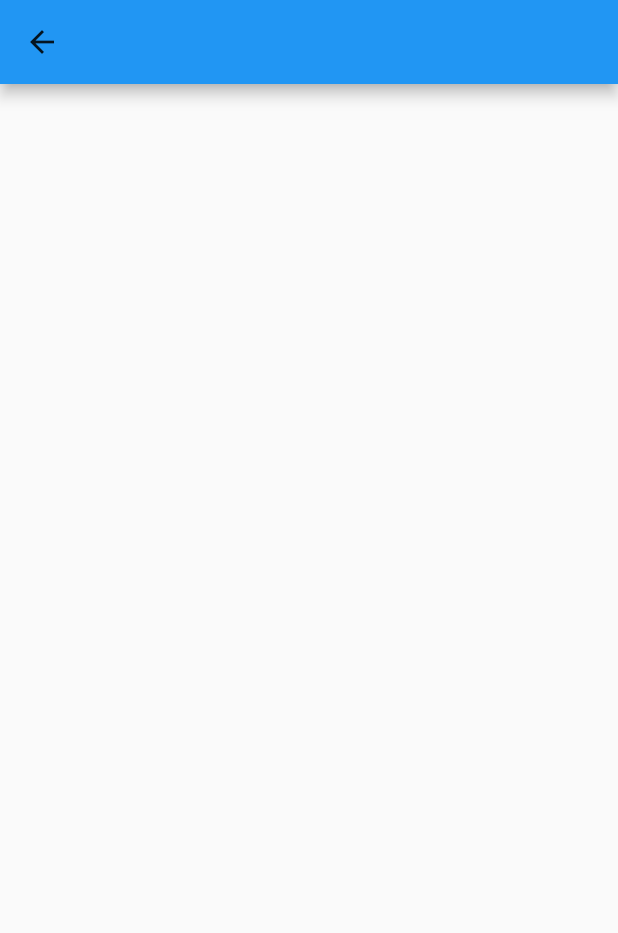
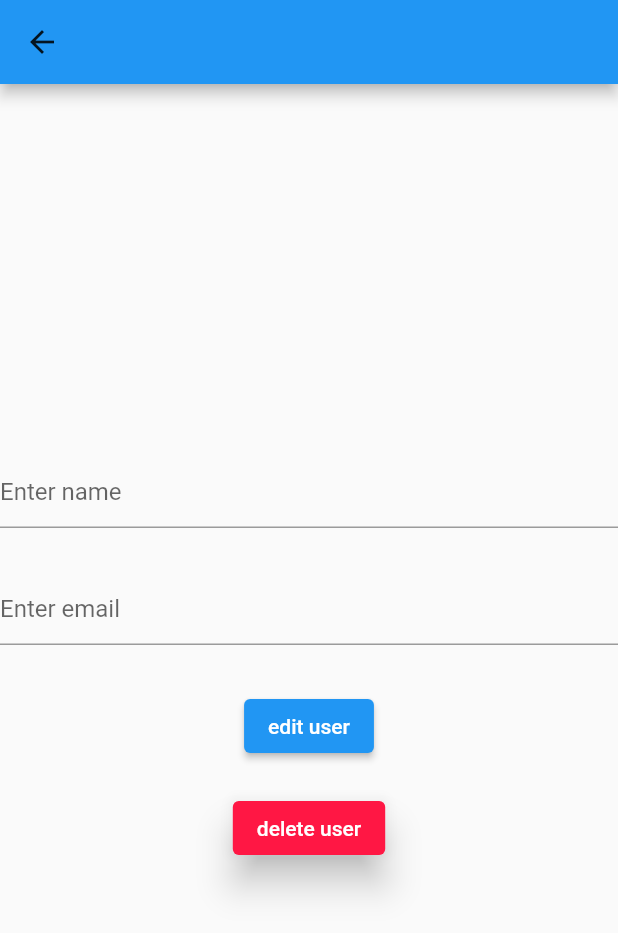
Before and after one commit to soft-blockk/hive-db, a Flutter app: the screen it shows after launch, after a tap on "Show", on a phone screen of 412 x 824 dp. Shown: the top 933 px of the screen. Run offline on Flutter 3.47's test engine with Material 2 defaults, Android fonts, the phone set to English and light mode, and no system bars; our stand-ins replace hive, hive_flutter; accounts and stored records are empty.

Commit message:
added provider

```diff
--- a/lib/main.dart
+++ b/lib/main.dart
@@ -2,10 +2,15 @@ import 'package:flutter/material.dart';
 import './screen/form_screen.dart';
 import 'package:hive/hive.dart';
 import 'package:hive_flutter/hive_flutter.dart';
+import './model/model.dart';
+import 'package:provider/provider.dart';
+import './services/provider.dart';
 
 void main() async {
   WidgetsFlutterBinding.ensureInitialized();
   await Hive.initFlutter();
+  Hive.registerAdapter(usersAdapter());
+  await Hive.openBox<users>('users');
   runApp(MyApp());
 }
 
@@ -14,7 +19,9 @@ class MyApp extends StatelessWidget {
 
   @override
   Widget build(BuildContext context) {
-    return MaterialApp(
+    return ChangeNotifierProvider(
+      create: (context) => saving(),
+      child: MaterialApp(
         title: 'Material App',
         home: Scaffold(
           appBar: AppBar(
@@ -24,6 +31,7 @@ class MyApp extends StatelessWidget {
           ),
           body: FormScreen(),
         ),
+      ),
     );
   }
 }
--- /dev/null
+++ b/lib/model/model.dart
@@ -0,0 +1,13 @@
+import 'package:hive/hive.dart';
+part 'model.g.dart';
+
+@HiveType(typeId: 0)
+
+class users extends HiveObject {
+
+  @HiveField(0)
+  late String email;
+
+  @HiveField(1)
+  late String password;
+}
--- a/lib/screen/display.dart
+++ b/lib/screen/display.dart
@@ -1,24 +1,101 @@
 import 'package:flutter/material.dart';
+import 'package:hive/hive.dart';
+import 'package:hive_app/services/provider.dart';
+import 'package:provider/provider.dart';
+import '../services/provider.dart';
 
-class Display extends StatelessWidget {
-  final String name, email;
-  const Display({required this.name, required this.email});
+class Display extends StatefulWidget {
+  const Display({super.key});
+
+  @override
+  State<Display> createState() => _DisplayState();
+}
+
+class _DisplayState extends State<Display> {
+  final TextEditingController _contName = TextEditingController();
+  final TextEditingController _contEmail = TextEditingController();
+  @override
+  void dispose() {
+    Hive.box('users').close();
+    super.dispose();
+  }
 
   @override
   Widget build(BuildContext context) {
+    final data = context.watch<saving>().value;
     return Scaffold(
       appBar: AppBar(
         leading: BackButton(color: Colors.black87),
       ),
-      body: Column(
-        children: [
-          Text(name),
-          const SizedBox(
-            height: 20,
-          ),
-          Text(email),
-        ],
+      body: Center(
+        child: Column(
+          mainAxisAlignment: MainAxisAlignment.center,
+          crossAxisAlignment: CrossAxisAlignment.center,
+          children: [
+            Column(
+              mainAxisAlignment: MainAxisAlignment.center,
+              crossAxisAlignment: CrossAxisAlignment.center,
+              children: data.map((e) {
+                return Column(
+                  mainAxisAlignment: MainAxisAlignment.center,
+                  crossAxisAlignment: CrossAxisAlignment.center,
+                  children: [
+                    Text(e.email),
+                    const SizedBox(
+                      height: 20,
+                    ),
+                    Text(e.password),
+                  ],
+                );
+              }).toList(),
+            ),
+            TextField(
+              controller: _contName,
+              decoration: const InputDecoration(
+                  hintText: 'Enter name',
+                  constraints: BoxConstraints(
+                    maxWidth: 600,
+                  )),
+            ),
+            const SizedBox(
+              height: 30,
+            ),
+            TextField(
+              controller: _contEmail,
+              decoration: const InputDecoration(
+                  hintText: 'Enter email',
+                  constraints: BoxConstraints(
+                    maxWidth: 600,
+                  )),
+            ),
+            SizedBox(
+              height: 30,
+            ),
+            ElevatedButton(
+              onPressed: () {
+                context
+                    .read<saving>()
+                    .updateUser(data[0], _contName.text, _contEmail.text);
+              },
+              child: Text("edit user"),
+            ),
+            SizedBox(
+              height: 20,
+            ),
+            ElevatedButton(
+              onPressed: () {
+                context.read<saving>().removeuser(data[0]);
+              },
+              child: Text("delete user"),
+              style: ElevatedButton.styleFrom(
+                elevation: 10,
+                backgroundColor: Colors.redAccent.shade400,
+              ),
+            )
+          ],
+        ),
       ),
     );
+    ;
   }
 }
--- a/lib/screen/form_screen.dart
+++ b/lib/screen/form_screen.dart
@@ -1,5 +1,7 @@
 import 'package:flutter/material.dart';
 import 'display.dart';
+import 'package:provider/provider.dart';
+import '../services/provider.dart';
 
 class FormScreen extends StatefulWidget {
   const FormScreen({super.key});
@@ -40,7 +42,9 @@ class _FormScreenState extends State<FormScreen> {
           height: 30,
         ),
         ElevatedButton(
-          onPressed: () {},
+          onPressed: () {
+            context.read<saving>().addUsers(_contEmail.text, _contName.text);
+          },
           child: Text("Submit"),
           style: ElevatedButton.styleFrom(
               elevation: 7,
@@ -54,8 +58,7 @@ class _FormScreenState extends State<FormScreen> {
           onPressed: () {
             Navigator.of(context).push(
               MaterialPageRoute(
-                builder: ((context) =>
-                    Display(name: _contName.text, email: _contEmail.text)),
+                builder: ((context) => Display()),
               ),
             );
           },
--- /dev/null
+++ b/lib/services/provider.dart
@@ -0,0 +1,35 @@
+import 'package:flutter/foundation.dart';
+import 'package:hive_flutter/hive_flutter.dart';
+import '../model/model.dart';
+
+class saving extends ChangeNotifier {
+  late users data;
+  final box = Hive.box<users>('users');
+
+  List<users> get value {
+    return box.values.toList();
+  }
+
+  void addUsers(emaili, passwordi) {
+    final user = users()
+      ..email = emaili
+      ..password = passwordi;
+    final res = box.put('key', user);
+    res.whenComplete(() => box.values.forEach((element) {
+          print(element.email + " " + element.password);
+        }));
+    notifyListeners();
+  }
+
+  void updateUser(users user, emaili, passwordi) {
+    user.email = emaili;
+    user.password = passwordi;
+    user.save();
+    notifyListeners();
+  }
+
+  void removeuser(users user) {
+    user.delete();
+    notifyListeners();
+  }
+}
--- a/pubspec.yaml
+++ b/pubspec.yaml
@@ -39,6 +39,7 @@ dependencies:
   hive: ^2.2.3
   hive_generator: ^2.0.0
   hive_flutter: ^1.1.0
+  provider: ^6.0.4
 
 dev_dependencies:
   flutter_test:
```
Also changed, not shown: lib/model/modal.dart (deleted), lib/model/model.g.dart (added), pubspec.lock. Lines whose indentation alone changed are shown as unchanged.
